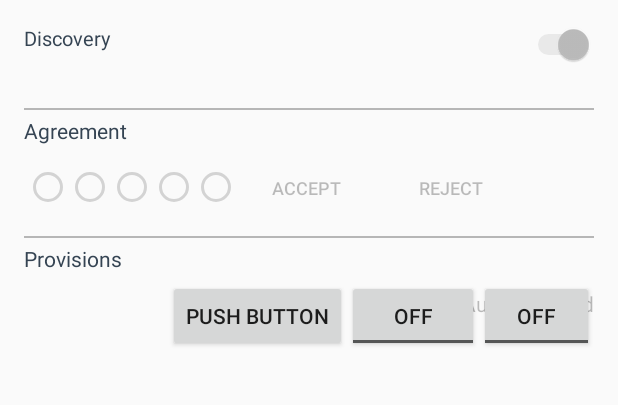
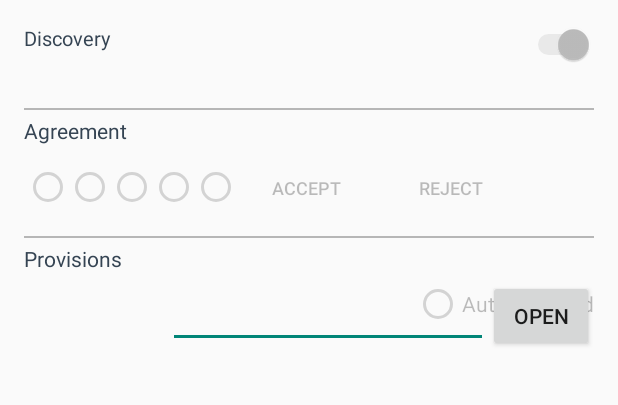
Before and after one commit to pch-innovations/Nymi-1sheeld, an Android app: the screen it shows after launch (MainActivity), on a phone screen of 412 x 824 dp, the part 84-489 px from its top. Run offline under Robolectric (Android 15) with nearby library versions, the phone set to English and light mode, and no system bars; libraries missing offline, so code that uses them is left out: com.integreight.onesheeld, com.nymi.api; 27 statements that could not run were skipped.

Commit message:
passwordOpenerAdded_andTimer

```diff
--- a/nymireferenceapp/build.gradle
+++ b/nymireferenceapp/build.gradle
@@ -33,4 +33,5 @@ dependencies {
     compile project(':nymi-api')
     compile 'com.integreight.onesheeld:sdk:2.1.3'
     //compile 'com.integreight.onesheeld.utils:BitsUtils'
+    //compile 'com.google.android.gms:play-services-appindexing:8.1.0'
 }
--- a/nymireferenceapp/src/main/java/com/nymi/nymireferenceapp/MainActivity.java
+++ b/nymireferenceapp/src/main/java/com/nymi/nymireferenceapp/MainActivity.java
@@ -21,13 +21,17 @@ import android.app.Activity;
 import android.app.AlertDialog;
 import android.content.DialogInterface;
 import android.content.pm.PackageManager;
+import android.net.Uri;
 import android.os.Bundle;
+import android.os.CountDownTimer;
 import android.os.Handler;
 import android.support.v4.app.ActivityCompat;
 import android.support.v4.content.ContextCompat;
+import android.text.Editable;
 import android.view.Menu;
 import android.view.MenuInflater;
 import android.view.MotionEvent;
+import android.widget.EditText;
 import android.widget.LinearLayout;
 import android.widget.PopupMenu;
 import android.util.Log;
@@ -43,6 +47,9 @@ import android.widget.TextView;
 import android.widget.Toast;
 import android.widget.ToggleButton;
 
+//import com.google.android.gms.appindexing.Action;
+//import com.google.android.gms.appindexing.AppIndex;
+//import com.google.android.gms.common.api.GoogleApiClient;
 import com.google.gson.Gson;
 import com.nymi.api.NymiAdapter;
 import com.nymi.api.NymiConfigurationInfo;
@@ -98,6 +105,13 @@ public class MainActivity extends Activity {
     private byte keyPadShieldid = OneSheeldSdk.getKnownShields().KEYPAD_SHIELD.getId();
     private byte keyPadFunctionId = (byte) 0x01;
 
+    private EditText typePassword;
+    /**
+     * ATTENTION: This was auto-generated to implement the App Indexing API.
+     * See https://g.co/AppIndexing/AndroidStudio for more information.
+     */
+    //private GoogleApiClient client;
+
 
     @Override
     protected void onCreate(Bundle savedInstanceState) {
@@ -123,21 +137,31 @@ public class MainActivity extends Activity {
         // -------------------- 1Sheeld setup ------------------------
 
 
-
         final Button btnSendToOneSheeld = (Button) findViewById(R.id.btnSendToOneSheeld);
         btnSendToOneSheeld.setOnTouchListener(new View.OnTouchListener() {
             @Override
             public boolean onTouch(View v, MotionEvent event) {
-                ShieldFrame kp = new ShieldFrame(keyPadShieldid, keyPadFunctionId);
-                byte rowByte = 0, columnByte = 0;
-                int row =0;
-                int column =2;
+                //openDoorGreenLED()
 
-                    rowByte = BitsUtils.setBit(rowByte, row);
-                    columnByte = BitsUtils.setBit(columnByte,column);
-                    kp.addArgument(rowByte);
-                    kp.addArgument(columnByte);
-                oneSheeldDevice.sendShieldFrame(kp);
+
+                String typedPassword = String.valueOf(typePassword.getText());
+                String correctPassword = "1234";
+                if(typedPassword.equals(correctPassword)){
+                    openDoorGreenLED();
+                    Log.d(LOG_TAG, "correct password entered");
+                    Toast.makeText(MainActivity.this , "Correct! Welcome!",Toast.LENGTH_SHORT).show();
+                    startCountDown();
+                    typePassword.setText("");
+
+                }
+                else {
+                    Toast.makeText(MainActivity.this , "Wrong password",Toast.LENGTH_SHORT).show();
+                    Log.d(LOG_TAG, "wrong password entered");
+                    closeDoorGreenLED();
+                    turnOnRedLED();
+                    startCountDown();
+                    typePassword.setText("");
+                }
 
                 return false;
 
@@ -145,64 +169,8 @@ public class MainActivity extends Activity {
         });
 
 
-
-
-
-
-   // };
-
-        ToggleButton btnkeypadtry = (ToggleButton) findViewById(R.id.btnkeypadtry);
-        btnkeypadtry.setOnCheckedChangeListener(new CompoundButton.OnCheckedChangeListener() {
-            @Override
-            public void onCheckedChanged(CompoundButton buttonView, boolean isChecked) {
-
-                byte rowByte = 0, columnByte = 0;
-                int row =0;
-                int column =1;
-
-                ShieldFrame kp = new ShieldFrame(keyPadShieldid, keyPadFunctionId);
-                if (isChecked) {
-
-                    rowByte = BitsUtils.setBit(rowByte, row);
-                    columnByte = BitsUtils.setBit(columnByte,column);
-                    kp.addArgument(rowByte);
-                    kp.addArgument(columnByte);
-                } else {
-                    rowByte = BitsUtils.resetBit(rowByte, row);
-                    columnByte = BitsUtils.resetBit(columnByte,column);
-                    kp.addArgument(rowByte);
-                    kp.addArgument(columnByte);
-                }
-                oneSheeldDevice.sendShieldFrame(kp);
-            }
-        });
-
-        ToggleButton btnkeypadtry2 = (ToggleButton) findViewById(R.id.btnkeypadtry2);
-        btnkeypadtry2.setOnCheckedChangeListener(new CompoundButton.OnCheckedChangeListener() {
-            @Override
-            public void onCheckedChanged(CompoundButton buttonView, boolean isChecked) {
-
-                byte rowByte = 0, columnByte = 0;
-                int row =1;
-                int column =0;
-
-                ShieldFrame kp = new ShieldFrame(keyPadShieldid, keyPadFunctionId);
-                if (isChecked) {
-
-                    rowByte = BitsUtils.setBit(rowByte, row);
-                    columnByte = BitsUtils.setBit(columnByte,column);
-                    kp.addArgument(rowByte);
-                    kp.addArgument(columnByte);
-                } else {
-                    rowByte = BitsUtils.resetBit(rowByte, row);
-                    columnByte = BitsUtils.resetBit(columnByte,column);
-                    kp.addArgument(rowByte);
-                    kp.addArgument(columnByte);
-                }
-                oneSheeldDevice.sendShieldFrame(kp);
-            }
-        });
-
+        typePassword = (EditText) findViewById(R.id.password);
+        //typePassword.addTextChangedListener(new );
 
         // Init the SDK with context
         OneSheeldSdk.init(this);
@@ -584,6 +552,9 @@ public class MainActivity extends Activity {
                 popup.show();
             }
         });
+        // ATTENTION: This was auto-generated to implement the App Indexing API.
+        // See https://g.co/AppIndexing/AndroidStudio for more information.
+        //client = new GoogleApiClient.Builder(this).addApi(AppIndex.API).build();
     }
 
 
@@ -720,8 +691,8 @@ public class MainActivity extends Activity {
 
                 if (after == NymiDeviceInfo.FoundStatus.AUTHENTICATED) {
                     openDoorGreenLED();
-                }
-               else {
+                    startCountDown();
+                } else {
                     closeDoorGreenLED();
                 }
 
@@ -759,11 +730,13 @@ public class MainActivity extends Activity {
                                         NymiAuthenticated.setChecked(true);
 
                                         openDoorGreenLED();
+                                        startCountDown();
 
                                     } else {
 
                                         Log.d(LOG_TAG, "onDevicePresenceChange: Present but NOT authenticated");
                                         yellowLEDON();
+                                        startCountDown();
                                     }
 
                                 }
@@ -778,8 +751,7 @@ public class MainActivity extends Activity {
                             " before=" + before +
                             " after=" + after +
                             " partnerVerified=" + partnerVerified);
-                }
-                else {
+                } else {
                     Log.d(LOG_TAG, "onDevicePresenceChange: Device no longer present");
 
                     closeDoorGreenLED();
@@ -948,11 +920,55 @@ public class MainActivity extends Activity {
         }
     }
 
+    @Override
+    public void onStart() {
+        super.onStart();
+
+        // ATTENTION: This was auto-generated to implement the App Indexing API.
+        // See https://g.co/AppIndexing/AndroidStudio for more information.
+        /*
+        client.connect();
+        Action viewAction = Action.newAction(
+                Action.TYPE_VIEW, // TODO: choose an action type.
+                "Main Page", // TODO: Define a title for the content shown.
+                // TODO: If you have web page content that matches this app activity's content,
+                // make sure this auto-generated web page URL is correct.
+                // Otherwise, set the URL to null.
+                Uri.parse("http://host/path"),
+                // TODO: Make sure this auto-generated app URL is correct.
+                Uri.parse("android-app://com.nymi.nymireferenceapp/http/host/path")
+        );
+        AppIndex.AppIndexApi.start(client, viewAction);
+        */
+    }
+
+    @Override
+    public void onStop() {
+        super.onStop();
+
+        // ATTENTION: This was auto-generated to implement the App Indexing API.
+        // See https://g.co/AppIndexing/AndroidStudio for more information.
+        /*
+        Action viewAction = Action.newAction(
+                Action.TYPE_VIEW, // TODO: choose an action type.
+                "Main Page", // TODO: Define a title for the content shown.
+                // TODO: If you have web page content that matches this app activity's content,
+                // make sure this auto-generated web page URL is correct.
+                // Otherwise, set the URL to null.
+                Uri.parse("http://host/path"),
+                // TODO: Make sure this auto-generated app URL is correct.
+                Uri.parse("android-app://com.nymi.nymireferenceapp/http/host/path")
+        );
+        AppIndex.AppIndexApi.end(client, viewAction);
+        client.disconnect();
+        */
+    }
+
     private class GServerSignupResponse {
         public String Ok;
     }
 
-    private void openDoorGreenLED () {
+    private void openDoorGreenLED() {
         byte rowByte = 0, columnByte = 0;
         int column = 0;
         for (int row = 0; row < 2; row++) {
@@ -963,13 +979,13 @@ public class MainActivity extends Activity {
             columnByte = BitsUtils.setBit(columnByte, column);
             kp.addArgument(rowByte);
             kp.addArgument(columnByte);
-            if(oneSheeldDevice != null) {
+            if (oneSheeldDevice != null) {
                 oneSheeldDevice.sendShieldFrame(kp);
             }
         }
     }
 
-    private void closeDoorGreenLED () {
+    private void closeDoorGreenLED() {
         byte rowByte = 0, columnByte = 0;
         int column = 0;
         for (int row = 0; row < 2; row++) {
@@ -980,13 +996,13 @@ public class MainActivity extends Activity {
             columnByte = BitsUtils.resetBit(columnByte, column);
             kp.addArgument(rowByte);
             kp.addArgument(columnByte);
-            if(oneSheeldDevice != null) {
+            if (oneSheeldDevice != null) {
                 oneSheeldDevice.sendShieldFrame(kp);
             }
         }
     }
 
-    private void yellowLEDON () {
+    private void yellowLEDON() {
         byte rowByte = 0, columnByte = 0;
         int column = 1;
         int row = 0;
@@ -997,12 +1013,12 @@ public class MainActivity extends Activity {
         columnByte = BitsUtils.setBit(columnByte, column);
         kp.addArgument(rowByte);
         kp.addArgument(columnByte);
-        if(oneSheeldDevice != null) {
+        if (oneSheeldDevice != null) {
             oneSheeldDevice.sendShieldFrame(kp);
         }
     }
 
-    private void yellowLEDOFF () {
+    private void yellowLEDOFF() {
         byte rowByte = 0, columnByte = 0;
         int column = 1;
         int row = 0;
@@ -1013,11 +1029,62 @@ public class MainActivity extends Activity {
         columnByte = BitsUtils.resetBit(columnByte, column);
         kp.addArgument(rowByte);
         kp.addArgument(columnByte);
-        if(oneSheeldDevice != null) {
+        if (oneSheeldDevice != null) {
             oneSheeldDevice.sendShieldFrame(kp);
         }
     }
 
+    private void turnOnRedLED() {
+        byte rowByte = 0, columnByte = 0;
+        int column = 2;
+        int row = 0;
+
+        ShieldFrame kp = new ShieldFrame(keyPadShieldid, keyPadFunctionId);
+
+        rowByte = BitsUtils.setBit(rowByte, row);
+        columnByte = BitsUtils.setBit(columnByte, column);
+        kp.addArgument(rowByte);
+        kp.addArgument(columnByte);
+        if (oneSheeldDevice != null) {
+            oneSheeldDevice.sendShieldFrame(kp);
+        }
+    }
+
+    private void startCountDown() {
+
+        new CountDownTimer(3000, 1000) {
+
+            @Override
+            public void onTick(long millisUntilFinished) {
+                //Toast.makeText(MainActivity.this, "door closes in: " + millisUntilFinished / 1000, Toast.LENGTH_SHORT).show();
+
+            }
+
+            public void onFinish() {
+                resetAllFrames();
+                //Toast.makeText(MainActivity.this, "too slow :D", Toast.LENGTH_SHORT).show();
+            }
+        }.start();
+    }
+
+    private void resetAllFrames() {
+        byte rowByte = 0, columnByte = 0;
+        for(int column = 0; column<4; column++) {
+            for (int row = 0; row < 5; row++) {
+
+                ShieldFrame kp = new ShieldFrame(keyPadShieldid, keyPadFunctionId);
+
+                rowByte = BitsUtils.resetBit(rowByte, row);
+                columnByte = BitsUtils.resetBit(columnByte, column);
+                kp.addArgument(rowByte);
+                kp.addArgument(columnByte);
+                if (oneSheeldDevice != null) {
+                    oneSheeldDevice.sendShieldFrame(kp);
+                }
+            }
+        }
+
+    }
 
     private static class BitsUtils {
 
--- a/nymireferenceapp/src/main/res/layout/activity_main.xml
+++ b/nymireferenceapp/src/main/res/layout/activity_main.xml
@@ -155,11 +155,11 @@
     <Button
         android:layout_width="wrap_content"
         android:layout_height="wrap_content"
-        android:text="PUSH BUTTON"
+        android:text="OPEN"
         android:id="@+id/btnSendToOneSheeld"
         android:layout_alignParentBottom="false"
-        android:layout_toEndOf="@+id/layout_main_provisions_label"
-        android:layout_below="@+id/layout_main_provision_list" />
+        android:layout_below="@+id/layout_main_provision_list"
+        android:layout_toRightOf="@+id/password" />
 
     <RadioButton
         android:layout_width="wrap_content"
@@ -170,25 +170,14 @@
         android:layout_alignEnd="@+id/layout_main_provision_list"
         android:enabled="false" />
 
-    <ToggleButton
+    <EditText
         android:layout_width="wrap_content"
         android:layout_height="wrap_content"
-        android:text="KEY"
-        android:id="@+id/btnkeypadtry2"
-        android:layout_alignParentBottom="false"
-        android:layout_alignTop="@+id/btnkeypadtry"
-        android:layout_toRightOf="@+id/btnkeypadtry"
-        android:buttonTint="#fc9b1c"
-        android:clickable="true" />
-
-    <ToggleButton
-        android:layout_width="wrap_content"
-        android:layout_height="wrap_content"
-        android:text="KEY"
-        android:id="@+id/btnkeypadtry"
-        android:layout_alignParentBottom="false"
-        android:layout_alignTop="@+id/btnSendToOneSheeld"
-        android:layout_toRightOf="@+id/btnSendToOneSheeld" />
+        android:inputType="numberPassword"
+        android:ems="10"
+        android:id="@+id/password"
+        android:layout_below="@+id/layout_main_provision_list"
+        android:layout_toEndOf="@+id/layout_main_provisions_label" />
 
 
 </RelativeLayout>
```
Also changed, not shown: nymireferenceapp/src/main/AndroidManifest.xml (+8 -0 lines). Lines whose indentation alone changed are shown as unchanged.
